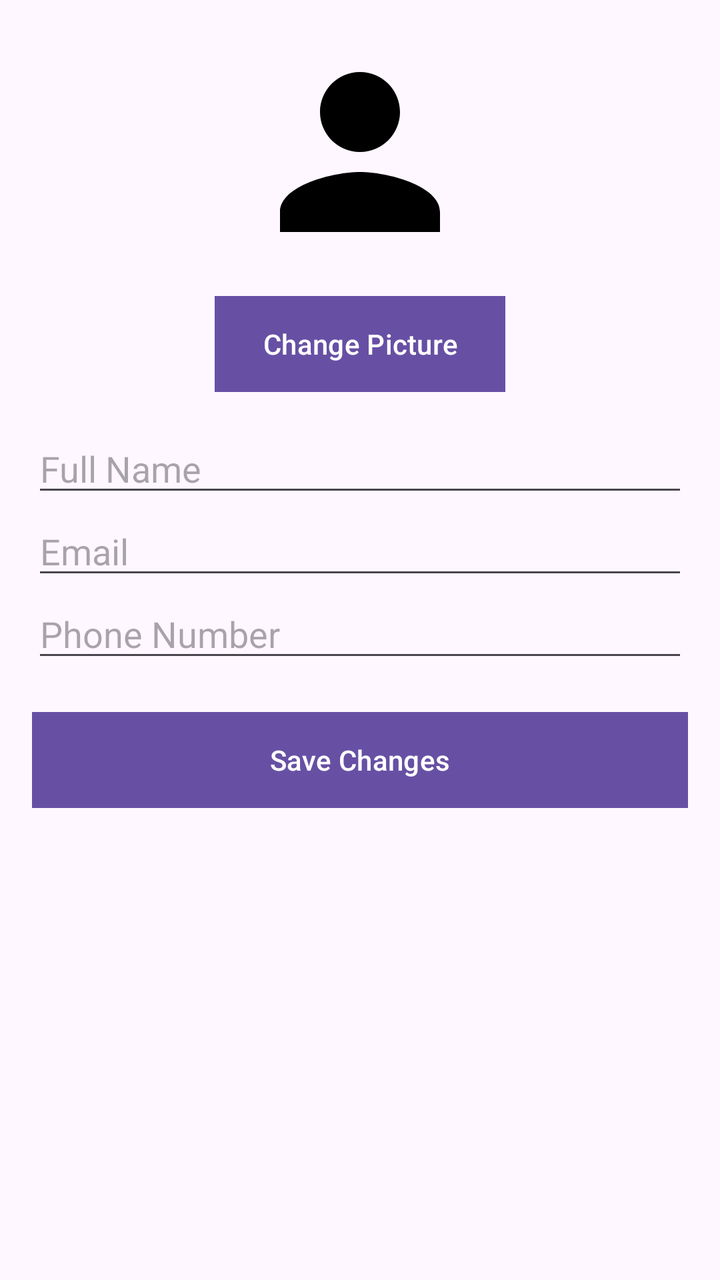
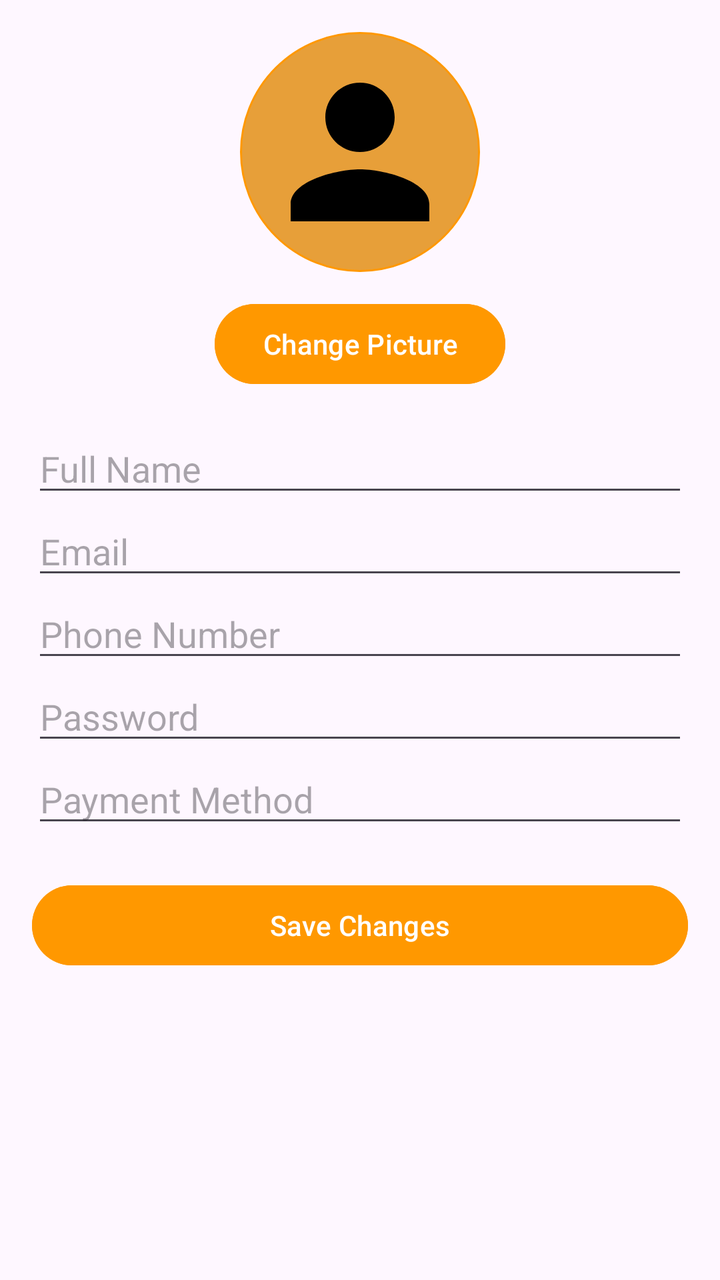

The first picture is an Android layout as it rendered before a commit; the second is the same layout after the commit. The layout source and the unified diff follow.
<!-- AndroidManifest.xml: application theme Theme.AndroidExample -->
<!-- res/layout/activity_edit_profile.xml -->
<ScrollView xmlns:android="http://schemas.android.com/apk/res/android"
    android:layout_width="match_parent"
    android:layout_height="match_parent"
    android:padding="16dp">

    <LinearLayout
        android:layout_width="match_parent"
        android:layout_height="wrap_content"
        android:orientation="vertical"
        android:gravity="center_horizontal">

        <ImageView
            android:id="@+id/edit_profile_image"
            android:layout_width="120dp"
            android:layout_height="120dp"
            android:src="@drawable/baseline_person_24"
            android:scaleType="centerCrop"
            android:layout_marginBottom="12dp"/>

        <Button
            android:id="@+id/change_pic_button"
            android:layout_width="wrap_content"
            android:layout_height="wrap_content"
            android:background="@color/orange"
            android:text="Change Picture" />

        <EditText
            android:id="@+id/edit_name"
            android:layout_width="match_parent"
            android:layout_height="wrap_content"
            android:hint="Full Name"
            android:layout_marginTop="16dp"/>

        <EditText
            android:id="@+id/edit_email"
            android:layout_width="match_parent"
            android:layout_height="wrap_content"
            android:hint="Email" />

        <EditText
            android:id="@+id/edit_phone"
            android:layout_width="match_parent"
            android:layout_height="wrap_content"
            android:hint="Phone Number" />

        <Button
            android:id="@+id/save_button"
            android:layout_width="match_parent"
            android:layout_height="wrap_content"
            android:background="@color/orange"
            android:text="Save Changes"
            android:layout_marginTop="20dp" />

    </LinearLayout>
</ScrollView>
<!-- resources referenced by this layout -->
<resources>
  <color name="orange">#FF9800</color>
  <!-- drawable baseline_person_24 (drawable) -->
  <vector xmlns:android="http://schemas.android.com/apk/res/android" android:height="24dp" android:tint="#000000" android:viewportHeight="24" android:viewportWidth="24" android:width="24dp">
        
      <path android:fillColor="@android:color/white" android:pathData="M12,12c2.21,0 4,-1.79 4,-4s-1.79,-4 -4,-4 -4,1.79 -4,4 1.79,4 4,4zM12,14c-2.67,0 -8,1.34 -8,4v2h16v-2c0,-2.66 -5.33,-4 -8,-4z"/>
      
  </vector>
  <style name="Theme.AndroidExample" parent="Base.Theme.AndroidExample" />
  <style name="Base.Theme.AndroidExample" parent="Theme.Material3.DayNight.NoActionBar">
          
          
      </style>
</resources>

<!-- the commit's change to res/layout/activity_edit_profile.xml (unified diff, before → after) -->
@@ -15,14 +15,16 @@
             android:layout_height="120dp"
             android:src="@drawable/baseline_person_24"
             android:scaleType="centerCrop"
-            android:layout_marginBottom="12dp"/>
+            android:layout_marginBottom="12dp"
+            android:background="@drawable/circle_background"
+            android:padding="8dp" />
 
         <Button
             android:id="@+id/change_pic_button"
             android:layout_width="wrap_content"
             android:layout_height="wrap_content"
-            android:background="@color/orange"
-            android:text="Change Picture" />
+            android:text="Change Picture"
+            android:backgroundTint="@color/orange" />
 
         <EditText
             android:id="@+id/edit_name"
@@ -43,12 +45,25 @@
             android:layout_height="wrap_content"
             android:hint="Phone Number" />
 
+        <EditText
+            android:id="@+id/edit_password"
+            android:layout_width="match_parent"
+            android:layout_height="wrap_content"
+            android:hint="Password"
+            android:inputType="textPassword" />
+
+        <EditText
+            android:id="@+id/edit_payment"
+            android:layout_width="match_parent"
+            android:layout_height="wrap_content"
+            android:hint="Payment Method" />
+
         <Button
             android:id="@+id/save_button"
             android:layout_width="match_parent"
             android:layout_height="wrap_content"
-            android:background="@color/orange"
             android:text="Save Changes"
+            android:backgroundTint="@color/orange"
             android:layout_marginTop="20dp" />
 
     </LinearLayout>
<!-- resource entries referenced after the edit -->
@@ -7,7 +7,18 @@
       <path android:fillColor="@android:color/white" android:pathData="M12,12c2.21,0 4,-1.79 4,-4s-1.79,-4 -4,-4 -4,1.79 -4,4 1.79,4 4,4zM12,14c-2.67,0 -8,1.34 -8,4v2h16v-2c0,-2.66 -5.33,-4 -8,-4z"/>
       
   </vector>
+  <!-- drawable circle_background (drawable) -->
+  <?xml version="1.0" encoding="utf-8"?>
+  <selector xmlns:android="http://schemas.android.com/apk/res/android">
+  <item>
+      <shape android:shape="oval">
+          <solid android:color="@color/tango"/>
+          <stroke android:color="@color/orange" android:width="1dp"/>
+      </shape>
+  </item>
+  </selector>
   <style name="Theme.AndroidExample" parent="Base.Theme.AndroidExample" />
+  <color name="tango">#E79F39</color>
   <style name="Base.Theme.AndroidExample" parent="Theme.Material3.DayNight.NoActionBar">
           
           
